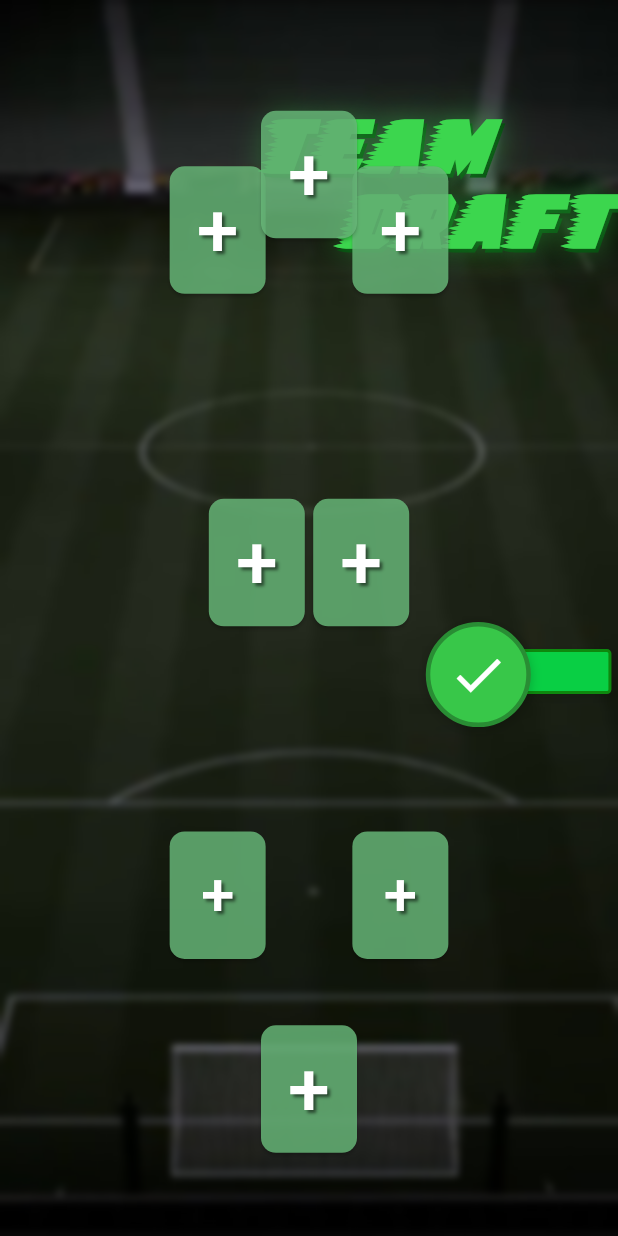
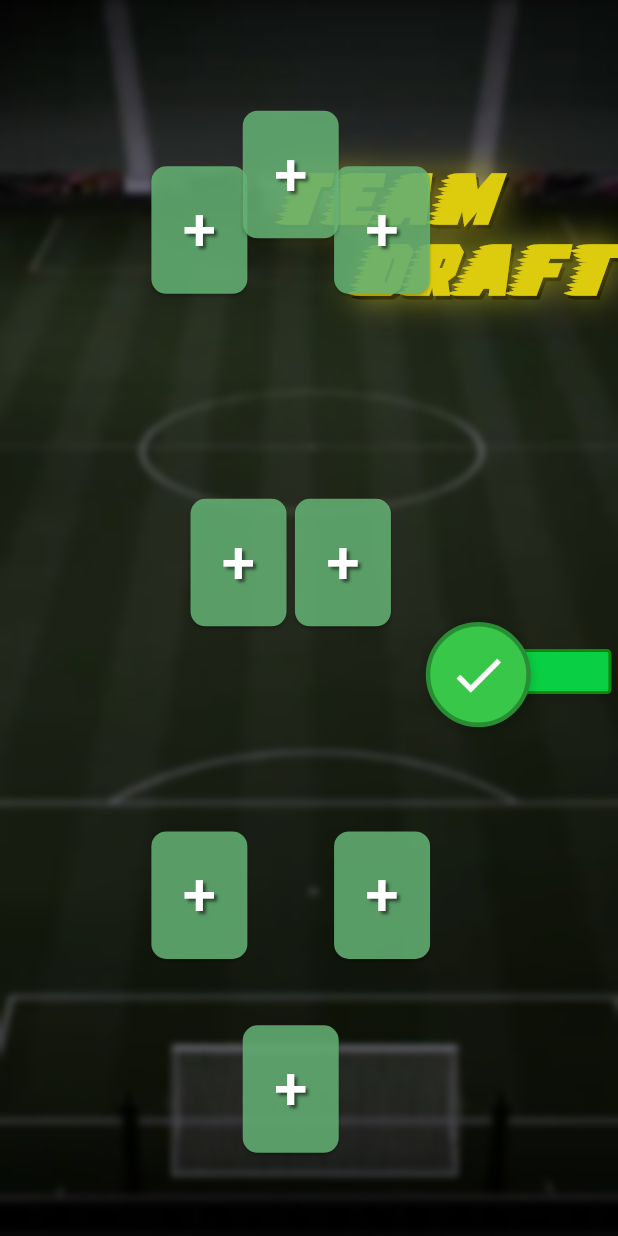
Before and after one commit to Epicder/card-shootout-game, a Flutter app: the screen it shows once a user with an empty profile is signed in, after a tap on "⚽ PLAY", on a phone screen of 412 x 824 dp. Run offline on Flutter 3.47's test engine with Material 3 defaults, Android fonts, the light colour scheme and no system bars; our stand-ins replace bloc, cloud_firestore, equatable, firebase_auth, firebase_core, flutter_bloc; accounts and stored records are empty; network calls fail; Roboto replaces fonts that are missing (Azeret Mono, Denk One).

Commit message:
Working on UI Draft & sighlty adjustements on Menu UI

```diff
--- /dev/null
+++ b/penalty_card_game/devtools_options.yaml
@@ -0,0 +1,3 @@
+description: This file stores settings for Dart & Flutter DevTools.
+documentation: https://docs.flutter.dev/tools/devtools/extensions#configure-extension-enablement-states
+extensions:
--- a/penalty_card_game/lib/player_cards/player_card_draft.dart
+++ b/penalty_card_game/lib/player_cards/player_card_draft.dart
@@ -35,7 +35,7 @@
       children: [
         // Imagen del jugador
         Positioned(
-          left: screenWidth * 0.056, // 2.5% of screen width
+          left: screenWidth * 0.060, // 2.5% of screen width
           top: screenHeight * 0.066, // 6.5% of screen height
           child: Image.network(
             playerImage, // Aquí deberás pasar el URL de la imagen según tu lógica
--- a/penalty_card_game/lib/player_cards/player_card_menu.dart
+++ b/penalty_card_game/lib/player_cards/player_card_menu.dart
@@ -66,8 +66,8 @@
         ),
         // Nivel del jugador
         Positioned(
-          bottom: screenHeight * 0.033, // 3% of screen height
-          right: screenWidth * 0.272, // 8% of screen width
+          bottom: screenHeight * 0.020, // 3% of screen height
+          right: screenWidth * 0.269, // 8% of screen width
           child: Text(
             '$playerLevel',
             style: TextStyle(
@@ -97,7 +97,7 @@
               height: screenHeight * 0.047, // Ajusta el tamaño según tu diseño
               decoration: BoxDecoration(
                 color: const Color.fromARGB(255, 5, 197, 28).withOpacity(1),
-                borderRadius: BorderRadius.circular(5.0),
+                borderRadius: BorderRadius.circular(3.0),
               ),
               child: Center( // Asegura que el texto esté centrado dentro del contenedor
                 child: Text(
@@ -106,7 +106,7 @@
                   style: TextStyle(
                     fontWeight: FontWeight.w600,
                     color: Colors.white,
-                    fontSize: screenWidth * 0.018, // Ajusta el tamaño según tu diseño
+                    fontSize: screenWidth * 0.014, // Ajusta el tamaño según tu diseño
                     fontStyle: FontStyle.normal,
                   ),
                 ),
@@ -122,11 +122,11 @@
             width: screenWidth * 0.035, // Ajusta el ancho para que sea más pequeño si es necesario
             height: screenWidth * 0.035, // Ajusta la altura para que sea igual al ancho, formando un círculo
             decoration: BoxDecoration(
-              color: Colors.red.withOpacity(1),
+              color: Colors.red,
               shape: BoxShape.circle, // Asegura que sea un círculo perfecto
               border: Border.all( // Añadir un borde
                 color: Colors.white,
-                width: 2.0,
+                width: 1.4,
               ),
             ),
             child: Center(
@@ -134,7 +134,7 @@
                 '$shootingOptions',
                 style: TextStyle(
                   color: Colors.white,
-                  fontSize: screenWidth * 0.025, // Ajusta el tamaño según tu diseño
+                  fontSize: screenWidth * 0.020, // Ajusta el tamaño según tu diseño
                   fontWeight: FontWeight.bold,
                 ),
               ),
--- a/penalty_card_game/lib/screens/home/home_screen.dart
+++ b/penalty_card_game/lib/screens/home/home_screen.dart
@@ -124,14 +124,14 @@
           boxShadow: [
             BoxShadow(
               blurRadius: 15.0,
-              color: const Color.fromARGB(176, 0, 0, 0).withOpacity(0.5),
+              color: const Color.fromARGB(255, 247, 229, 39).withOpacity(0.30),
               offset: const Offset(0.0, 2.0),
-              spreadRadius: 8.0,
+              spreadRadius: 5.0,
             ),
           ],
           border: Border.all(
-            color: const Color.fromARGB(255, 172, 166, 0),
-            width: 3.2,
+            color: const Color.fromARGB(255, 194, 187, 2),
+            width: 3,
           ),
         ),
         child: Stack(
@@ -209,20 +209,20 @@
               ),
             ),
             Align(
-              alignment: const Alignment(-0.1, -1.35),
+              alignment: const Alignment(-0.1, -1.48),
               child: Text(
                 'RECORD',
                 style: TextStyle(
                   fontFamily: 'Speedway',
-                  color: const Color.fromARGB(255, 255, 235, 15),
+                  color: const Color.fromARGB(255, 221, 204, 13),
                   shadows: [
                     Shadow(
                       color: const Color.fromARGB(255, 0, 0, 0),
                       offset: Offset(screenWidth * 0.012, 1.5), // 0.6% of screen width
                     ),
                     Shadow(
-                      color: const Color.fromARGB(255, 2, 2, 2).withOpacity(0.8), // Verde con opacidad para el glow
-                      blurRadius: 40.0, // Radio del blur para el glow
+                      color: const Color.fromARGB(255, 247, 229, 39).withOpacity(0.66), // Verde con opacidad para el glow
+                      blurRadius: 77.0, // Radio del blur para el glow
                     ),
                   ],
                   fontSize: screenWidth * 0.055, // 5.15% of screen width
@@ -301,6 +301,10 @@
               color: const Color.fromARGB(255, 168, 95, 0),
               offset: Offset(-screenWidth * 0.004, 0.0), // 0.6% of screen width
             ),
+            Shadow(
+                      color: const Color.fromARGB(255, 247, 229, 39).withOpacity(0.63), // Verde con opacidad para el glow
+                      blurRadius: 77.0, // Radio del blur para el glow
+                    ),
           ],
           height: 1.8,
         ),
@@ -316,13 +320,13 @@
         decoration: BoxDecoration(
           boxShadow: [
             BoxShadow(
-              color: const Color.fromARGB(197, 0, 0, 0).withOpacity(0.9), // El color del brillo
+              color: const Color.fromARGB(226, 130, 236, 165).withOpacity(0.55), // El color del brillo
               spreadRadius: 5,
               blurRadius: 18,
               offset: Offset(0, 0),
             ),
           ],
-          borderRadius: BorderRadius.circular(80.0), // Bordes redondeados que coinciden con el botón
+         borderRadius: BorderRadius.circular(60), // Bordes redondeados que coinciden con el botón
         ),
         child: ElevatedButton(
           onPressed: () {
@@ -333,17 +337,17 @@
           },
           style: ElevatedButton.styleFrom(
             backgroundColor:  const Color.fromARGB(226, 130, 236, 165),
-            foregroundColor: const Color.fromARGB(255, 0, 0, 0),
-            padding: const EdgeInsets.symmetric(horizontal: 10.0, vertical: 9.0),
+            foregroundColor: const Color.fromARGB(255, 255, 255, 255),
+            padding: const EdgeInsets.symmetric(horizontal: 20.0, vertical: 7.0),
             shape: RoundedRectangleBorder(
-              borderRadius: BorderRadius.circular(15.0),
+              borderRadius: BorderRadius.circular(60),
             ),
           ),
           child: Text(
             text,
             style: const TextStyle(
               fontFamily: 'SPORT',
-              fontSize: 30.0,
+              fontSize: 27.0,
               letterSpacing: 1.2,
               fontWeight: FontWeight.normal,
             ),
@@ -356,18 +360,18 @@
   // Widget para el botón "Change"
   Widget _buildChangePlayerButton(BuildContext context, String text, Alignment alignment) {
     return Align(
-      alignment: const Alignment(0.52, 0.75),
+      alignment: const Alignment(0.57, 0.84),
       child: Container(
         decoration: BoxDecoration(
           boxShadow: [
             BoxShadow(
-              color:const Color.fromARGB(255, 0, 0, 0), // El color del brillo
-              spreadRadius: 3,
-              blurRadius: 12,
+              color:const Color.fromARGB(226, 130, 236, 165).withOpacity(0.55), // El color del brillo
+              spreadRadius: 2,
+              blurRadius: 10,
               offset: Offset(0, 0),
             ),
           ],
-          borderRadius: BorderRadius.circular(55.0), // Bordes redondeados que coinciden con el botón
+          borderRadius: BorderRadius.circular(60), // Bordes redondeados que coinciden con el botón
         ),
         child: ElevatedButton(
           onPressed: () async {
@@ -379,18 +383,18 @@
           },
           style: ElevatedButton.styleFrom(
             backgroundColor: const Color.fromARGB(226, 130, 236, 165),
-            foregroundColor: const Color.fromARGB(174, 0, 0, 0),
-            padding: const EdgeInsets.symmetric(horizontal: 5.0, vertical: 6.0),
+            foregroundColor: const Color.fromARGB(255, 255, 255, 255),
+            padding: const EdgeInsets.symmetric(horizontal: 28.0, vertical: 7.0),
             shape: RoundedRectangleBorder(
-              borderRadius: BorderRadius.circular(15),
+              borderRadius: BorderRadius.circular(60),
             ),
           ),
           child: Text(
             text,
             style: const TextStyle(
               fontFamily: 'SPORT',
-              fontSize: 22.0,
-              letterSpacing: 1.2,
+              fontSize: 27.0,
+              letterSpacing: 1.3,
               fontWeight: FontWeight.normal,
             ),
           ),
```
Also changed, not shown: penalty_card_game/lib/screens/home/draft_screen.dart (+148 -28 lines).
